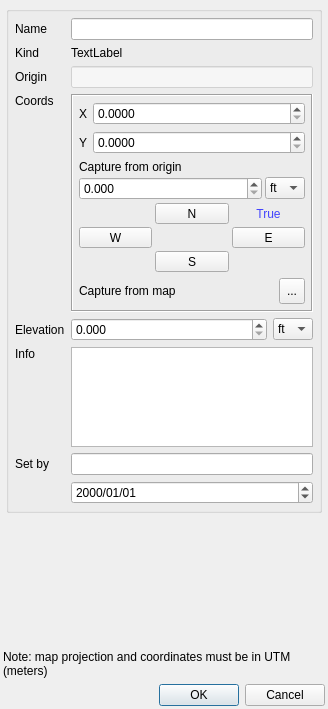
The window that fdt_pindlg.ui (ArthurLion97/fossildigtools) describes before a commit, drawn with Qt 5.
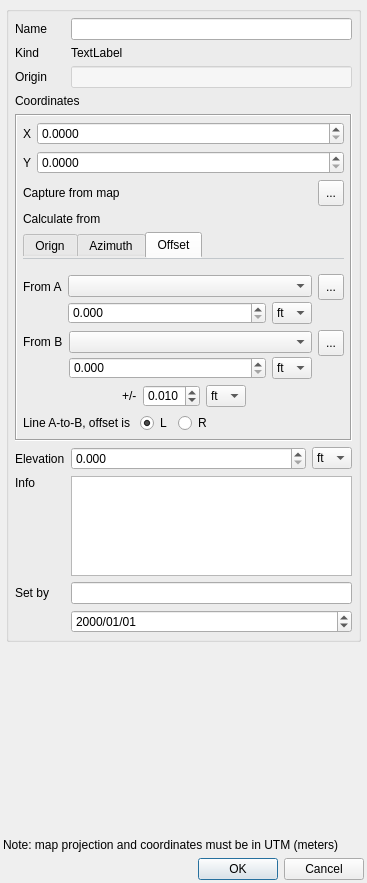
The same window after the commit. The open tabs and pages were chosen to show the change. Icons and pictures are not drawn.

Commit message: Add gui support for offset pins: azimuth and offset

```diff
--- a/fdt_pindlg.ui
+++ b/fdt_pindlg.ui
@@ -6,13 +6,13 @@
    <rect>
     <x>0</x>
     <y>0</y>
-    <width>328</width>
-    <height>709</height>
+    <width>367</width>
+    <height>883</height>
    </rect>
   </property>
   <property name="minimumSize">
    <size>
-    <width>280</width>
+    <width>320</width>
     <height>0</height>
    </size>
   </property>
@@ -36,8 +36,8 @@
        <rect>
         <x>0</x>
         <y>0</y>
-        <width>316</width>
-        <height>616</height>
+        <width>355</width>
+        <height>790</height>
        </rect>
       </property>
       <layout class="QVBoxLayout" name="verticalLayout_3">
@@ -50,138 +50,7 @@
           <property name="margin">
            <number>6</number>
           </property>
-          <item row="1" column="0">
-           <widget class="QLabel" name="label_8">
-            <property name="text">
-             <string>Kind</string>
-            </property>
-           </widget>
-          </item>
-          <item row="8" column="1">
-           <widget class="QLineEdit" name="pinSetByLineEdit"/>
-          </item>
-          <item row="1" column="1">
-           <layout class="QHBoxLayout" name="horizontalLayout_4">
-            <item>
-             <widget class="QLabel" name="pinKindLabel">
-              <property name="text">
-               <string>TextLabel</string>
-              </property>
-             </widget>
-            </item>
-           </layout>
-          </item>
-          <item row="8" column="0">
-           <widget class="QLabel" name="label_7">
-            <property name="text">
-             <string>Set by</string>
-            </property>
-           </widget>
-          </item>
-          <item row="7" column="0">
-           <widget class="QLabel" name="label_5">
-            <property name="text">
-             <string>Info</string>
-            </property>
-            <property name="alignment">
-             <set>Qt::AlignLeading|Qt::AlignLeft|Qt::AlignTop</set>
-            </property>
-           </widget>
-          </item>
-          <item row="0" column="0">
-           <widget class="QLabel" name="label_6">
-            <property name="text">
-             <string>Name</string>
-            </property>
-           </widget>
-          </item>
-          <item row="0" column="1">
-           <widget class="QLineEdit" name="pinNameLineEdit"/>
-          </item>
-          <item row="4" column="0">
-           <widget class="QLabel" name="label_3">
-            <property name="sizePolicy">
-             <sizepolicy hsizetype="Maximum" vsizetype="Preferred">
-              <horstretch>0</horstretch>
-              <verstretch>0</verstretch>
-             </sizepolicy>
-            </property>
-            <property name="text">
-             <string>Coords</string>
-            </property>
-            <property name="alignment">
-             <set>Qt::AlignLeading|Qt::AlignLeft|Qt::AlignTop</set>
-            </property>
-           </widget>
-          </item>
-          <item row="7" column="1">
-           <widget class="QPlainTextEdit" name="pinInfoTextEdit">
-            <property name="sizePolicy">
-             <sizepolicy hsizetype="Expanding" vsizetype="Expanding">
-              <horstretch>0</horstretch>
-              <verstretch>2</verstretch>
-             </sizepolicy>
-            </property>
-            <property name="maximumSize">
-             <size>
-              <width>16777215</width>
-              <height>100</height>
-             </size>
-            </property>
-            <property name="tabChangesFocus">
-             <bool>true</bool>
-            </property>
-           </widget>
-          </item>
-          <item row="9" column="1">
-           <widget class="QDateEdit" name="pinDateEdit">
-            <property name="displayFormat">
-             <string>yyyy/MM/dd</string>
-            </property>
-           </widget>
-          </item>
-          <item row="6" column="1">
-           <layout class="QHBoxLayout" name="horizontalLayout_7">
-            <item>
-             <widget class="QDoubleSpinBox" name="pinElevDblSpnBx">
-              <property name="decimals">
-               <number>3</number>
-              </property>
-              <property name="maximum">
-               <double>30000.000000000000000</double>
-              </property>
-             </widget>
-            </item>
-            <item>
-             <widget class="QComboBox" name="pinElevUnitsCmbBx">
-              <property name="sizePolicy">
-               <sizepolicy hsizetype="Maximum" vsizetype="Fixed">
-                <horstretch>0</horstretch>
-                <verstretch>0</verstretch>
-               </sizepolicy>
-              </property>
-              <item>
-               <property name="text">
-                <string>ft</string>
-               </property>
-              </item>
-              <item>
-               <property name="text">
-                <string>m</string>
-               </property>
-              </item>
-             </widget>
-            </item>
-           </layout>
-          </item>
-          <item row="6" column="0">
-           <widget class="QLabel" name="label_12">
-            <property name="text">
-             <string>Elevation</string>
-            </property>
-           </widget>
-          </item>
-          <item row="4" column="1" rowspan="2">
+          <item row="4" column="0" colspan="2">
            <widget class="QFrame" name="frame">
             <property name="frameShape">
              <enum>QFrame::Box</enum>
@@ -248,15 +117,97 @@
               </layout>
              </item>
              <item>
-              <widget class="QFrame" name="fromOriginFrame">
-               <layout class="QGridLayout" name="gridLayout_3">
+              <layout class="QHBoxLayout" name="horizontalLayout_3">
+               <item>
+                <widget class="QLabel" name="label_9">
+                 <property name="text">
+                  <string>Capture from map</string>
+                 </property>
+                </widget>
+               </item>
+               <item>
+                <widget class="QToolButton" name="capturePinBtn">
+                 <property name="minimumSize">
+                  <size>
+                   <width>26</width>
+                   <height>26</height>
+                  </size>
+                 </property>
+                 <property name="maximumSize">
+                  <size>
+                   <width>26</width>
+                   <height>26</height>
+                  </size>
+                 </property>
+                 <property name="text">
+                  <string>...</string>
+                 </property>
+                 <property name="icon">
+                  <iconset resource="resources.qrc">
+                   <normaloff>:/plugins/fossildigtools/icons/capturepin-origin.svg</normaloff>:/plugins/fossildigtools/icons/capturepin-origin.svg</iconset>
+                 </property>
+                 <property name="iconSize">
+                  <size>
+                   <width>20</width>
+                   <height>20</height>
+                  </size>
+                 </property>
+                 <property name="checkable">
+                  <bool>true</bool>
+                 </property>
+                </widget>
+               </item>
+              </layout>
+             </item>
+             <item>
+              <widget class="QFrame" name="calcFrame">
+               <property name="frameShape">
+                <enum>QFrame::NoFrame</enum>
+               </property>
+               <layout class="QVBoxLayout" name="verticalLayout_5">
                 <property name="margin">
                  <number>0</number>
                 </property>
+                <item>
+                 <widget class="QLabel" name="label_13">
+                  <property name="text">
+                   <string>Calculate from</string>
+                  </property>
+                 </widget>
+                </item>
+                <item>
+                 <widget class="QTabWidget" name="calcTabWidget">
+                  <property name="styleSheet">
+                   <string notr="true">QTabWidget::pane {
+  border-top: 1px inset #C2C7CB;
+  position: absolute;
+  top: -0.5em;
+  padding-top: 6px;}</string>
+                  </property>
+                  <property name="currentIndex">
+                   <number>0</number>
+                  </property>
+                  <widget class="QWidget" name="calcOrigin">
+                   <attribute name="title">
+                    <string>Orign</string>
+                   </attribute>
+                   <layout class="QVBoxLayout" name="verticalLayout_4">
                 <property name="spacing">
-                 <number>3</number>
-                </property>
-                <item row="1" column="0" colspan="3">
+                     <number>6</number>
+                    </property>
+                    <property name="leftMargin">
+                     <number>0</number>
+                    </property>
+                    <property name="topMargin">
+                     <number>6</number>
+                    </property>
+                    <property name="rightMargin">
+                     <number>0</number>
+                    </property>
+                    <property name="bottomMargin">
+                     <number>0</number>
+                    </property>
+                    <item>
                  <layout class="QHBoxLayout" name="horizontalLayout_6">
                   <item>
                    <widget class="QDoubleSpinBox" name="fromOriginDistDblSpnBx">
@@ -290,18 +241,14 @@
                   </item>
                  </layout>
                 </item>
-                <item row="0" column="0" colspan="3">
-                 <widget class="QLabel" name="label_10">
-                  <property name="text">
-                   <string>Capture from origin</string>
-                  </property>
-                 </widget>
-                </item>
-                <item row="2" column="0" colspan="3">
+                    <item>
                  <layout class="QGridLayout" name="gridLayout_2">
-                  <property name="spacing">
+                      <property name="horizontalSpacing">
                    <number>3</number>
                   </property>
+                      <property name="verticalSpacing">
+                       <number>6</number>
+                      </property>
                   <item row="0" column="1">
                    <widget class="QToolButton" name="toNBtn">
                     <property name="sizePolicy">
@@ -406,20 +353,251 @@
                   </item>
                  </layout>
                 </item>
-               </layout>
-              </widget>
-             </item>
+                    <item>
+                     <spacer name="verticalSpacer_3">
+                      <property name="orientation">
+                       <enum>Qt::Vertical</enum>
+                      </property>
+                      <property name="sizeHint" stdset="0">
+                       <size>
+                        <width>20</width>
+                        <height>0</height>
+                       </size>
+                      </property>
+                     </spacer>
+                    </item>
+                   </layout>
+                  </widget>
+                  <widget class="QWidget" name="calcAzimuth">
+                   <attribute name="title">
+                    <string>Azimuth</string>
+                   </attribute>
+                   <layout class="QVBoxLayout" name="verticalLayout_6">
+                    <property name="leftMargin">
+                     <number>0</number>
+                    </property>
+                    <property name="rightMargin">
+                     <number>0</number>
+                    </property>
+                    <property name="bottomMargin">
+                     <number>0</number>
+                    </property>
+                    <item>
+                     <layout class="QGridLayout" name="gridLayout_3">
+                      <item row="0" column="0">
+                       <widget class="QLabel" name="label_10">
+                        <property name="sizePolicy">
+                         <sizepolicy hsizetype="Maximum" vsizetype="Preferred">
+                          <horstretch>0</horstretch>
+                          <verstretch>0</verstretch>
+                         </sizepolicy>
+                        </property>
+                        <property name="text">
+                         <string>From</string>
+                        </property>
+                       </widget>
+                      </item>
+                      <item row="0" column="1">
+                       <widget class="QComboBox" name="azimuthFromCmbBx"/>
+                      </item>
+                      <item row="0" column="2">
+                       <widget class="QToolButton" name="azimuthCapturePinBtn">
+                        <property name="minimumSize">
+                         <size>
+                          <width>26</width>
+                          <height>26</height>
+                         </size>
+                        </property>
+                        <property name="maximumSize">
+                         <size>
+                          <width>26</width>
+                          <height>26</height>
+                         </size>
+                        </property>
+                        <property name="text">
+                         <string>...</string>
+                        </property>
+                        <property name="icon">
+                         <iconset resource="resources.qrc">
+                          <normaloff>:/plugins/fossildigtools/icons/capturepin-origin.svg</normaloff>:/plugins/fossildigtools/icons/capturepin-origin.svg</iconset>
+                        </property>
+                        <property name="iconSize">
+                         <size>
+                          <width>20</width>
+                          <height>20</height>
+                         </size>
+                        </property>
+                        <property name="checkable">
+                         <bool>true</bool>
+                        </property>
+                       </widget>
+                      </item>
+                     </layout>
+                    </item>
              <item>
-              <layout class="QHBoxLayout" name="horizontalLayout_3">
+                     <layout class="QHBoxLayout" name="horizontalLayout_8">
+                      <property name="spacing">
+                       <number>6</number>
+                      </property>
                <item>
-                <widget class="QLabel" name="label_9">
+                       <widget class="QDoubleSpinBox" name="azimuthDblSpnBx">
+                        <property name="sizePolicy">
+                         <sizepolicy hsizetype="Maximum" vsizetype="Fixed">
+                          <horstretch>0</horstretch>
+                          <verstretch>0</verstretch>
+                         </sizepolicy>
+                        </property>
+                        <property name="alignment">
+                         <set>Qt::AlignRight|Qt::AlignTrailing|Qt::AlignVCenter</set>
+                        </property>
+                        <property name="suffix">
+                         <string>˚</string>
+                        </property>
+                        <property name="decimals">
+                         <number>2</number>
+                        </property>
+                        <property name="maximum">
+                         <double>360.000000000000000</double>
+                        </property>
+                       </widget>
+                      </item>
+                      <item>
+                       <widget class="QLabel" name="label_14">
+                        <property name="sizePolicy">
+                         <sizepolicy hsizetype="Maximum" vsizetype="Preferred">
+                          <horstretch>0</horstretch>
+                          <verstretch>0</verstretch>
+                         </sizepolicy>
+                        </property>
                  <property name="text">
-                  <string>Capture from map</string>
+                         <string>@</string>
                  </property>
                 </widget>
                </item>
                <item>
-                <widget class="QToolButton" name="capturePinBtn">
+                       <widget class="QDoubleSpinBox" name="azimuthDistDblSpnBx">
+                        <property name="decimals">
+                         <number>3</number>
+                        </property>
+                        <property name="maximum">
+                         <double>999.990000000000009</double>
+                        </property>
+                       </widget>
+                      </item>
+                      <item>
+                       <widget class="QComboBox" name="azimuthUnitsCmbBx">
+                        <property name="sizePolicy">
+                         <sizepolicy hsizetype="Maximum" vsizetype="Fixed">
+                          <horstretch>0</horstretch>
+                          <verstretch>0</verstretch>
+                         </sizepolicy>
+                        </property>
+                        <item>
+                         <property name="text">
+                          <string>ft</string>
+                         </property>
+                        </item>
+                        <item>
+                         <property name="text">
+                          <string>m</string>
+                         </property>
+                        </item>
+                       </widget>
+                      </item>
+                     </layout>
+                    </item>
+                    <item>
+                     <widget class="QCheckBox" name="azimuthCorrectedChkBx">
+                      <property name="text">
+                       <string>Azimuth corrected for declination</string>
+                      </property>
+                     </widget>
+                    </item>
+                    <item>
+                     <spacer name="verticalSpacer_2">
+                      <property name="orientation">
+                       <enum>Qt::Vertical</enum>
+                      </property>
+                      <property name="sizeHint" stdset="0">
+                       <size>
+                        <width>20</width>
+                        <height>0</height>
+                       </size>
+                      </property>
+                     </spacer>
+                    </item>
+                   </layout>
+                  </widget>
+                  <widget class="QWidget" name="calcOffset">
+                   <attribute name="title">
+                    <string>Offset</string>
+                   </attribute>
+                   <layout class="QVBoxLayout" name="verticalLayout_7">
+                    <property name="spacing">
+                     <number>6</number>
+                    </property>
+                    <property name="leftMargin">
+                     <number>0</number>
+                    </property>
+                    <property name="rightMargin">
+                     <number>0</number>
+                    </property>
+                    <property name="bottomMargin">
+                     <number>0</number>
+                    </property>
+                    <item>
+                     <layout class="QGridLayout" name="gridLayout_4">
+                      <property name="verticalSpacing">
+                       <number>3</number>
+                      </property>
+                      <item row="0" column="0">
+                       <widget class="QLabel" name="label_15">
+                        <property name="sizePolicy">
+                         <sizepolicy hsizetype="Maximum" vsizetype="Preferred">
+                          <horstretch>0</horstretch>
+                          <verstretch>0</verstretch>
+                         </sizepolicy>
+                        </property>
+                        <property name="text">
+                         <string>From A</string>
+                        </property>
+                       </widget>
+                      </item>
+                      <item row="1" column="1">
+                       <widget class="QDoubleSpinBox" name="azimuthDistDblSpnBx_2">
+                        <property name="decimals">
+                         <number>3</number>
+                        </property>
+                        <property name="maximum">
+                         <double>999.990000000000009</double>
+                        </property>
+                       </widget>
+                      </item>
+                      <item row="0" column="1" colspan="2">
+                       <widget class="QComboBox" name="azimuthFromCmbBx_2"/>
+                      </item>
+                      <item row="1" column="2">
+                       <widget class="QComboBox" name="azimuthUnitsCmbBx_2">
+                        <property name="sizePolicy">
+                         <sizepolicy hsizetype="Maximum" vsizetype="Fixed">
+                          <horstretch>0</horstretch>
+                          <verstretch>0</verstretch>
+                         </sizepolicy>
+                        </property>
+                        <item>
+                         <property name="text">
+                          <string>ft</string>
+                         </property>
+                        </item>
+                        <item>
+                         <property name="text">
+                          <string>m</string>
+                         </property>
+                        </item>
+                       </widget>
+                      </item>
+                      <item row="0" column="3">
+                       <widget class="QToolButton" name="azimuthCapturePinBtn_2">
                  <property name="minimumSize">
                   <size>
                    <width>26</width>
@@ -452,11 +630,348 @@
                </item>
               </layout>
              </item>
-            </layout>
+                    <item>
+                     <layout class="QGridLayout" name="gridLayout_5">
+                      <property name="verticalSpacing">
+                       <number>3</number>
+                      </property>
+                      <item row="1" column="2">
+                       <widget class="QComboBox" name="azimuthUnitsCmbBx_3">
+                        <property name="sizePolicy">
+                         <sizepolicy hsizetype="Maximum" vsizetype="Fixed">
+                          <horstretch>0</horstretch>
+                          <verstretch>0</verstretch>
+                         </sizepolicy>
+                        </property>
+                        <item>
+                         <property name="text">
+                          <string>ft</string>
+                         </property>
+                        </item>
+                        <item>
+                         <property name="text">
+                          <string>m</string>
+                         </property>
+                        </item>
+                       </widget>
+                      </item>
+                      <item row="1" column="1">
+                       <widget class="QDoubleSpinBox" name="azimuthDistDblSpnBx_3">
+                        <property name="decimals">
+                         <number>3</number>
+                        </property>
+                        <property name="maximum">
+                         <double>999.990000000000009</double>
+                        </property>
+                       </widget>
+                      </item>
+                      <item row="0" column="0">
+                       <widget class="QLabel" name="label_16">
+                        <property name="sizePolicy">
+                         <sizepolicy hsizetype="Maximum" vsizetype="Preferred">
+                          <horstretch>0</horstretch>
+                          <verstretch>0</verstretch>
+                         </sizepolicy>
+                        </property>
+                        <property name="text">
+                         <string>From B</string>
+                        </property>
+                       </widget>
+                      </item>
+                      <item row="0" column="3">
+                       <widget class="QToolButton" name="azimuthCapturePinBtn_3">
+                        <property name="minimumSize">
+                         <size>
+                          <width>26</width>
+                          <height>26</height>
+                         </size>
+                        </property>
+                        <property name="maximumSize">
+                         <size>
+                          <width>26</width>
+                          <height>26</height>
+                         </size>
+                        </property>
+                        <property name="text">
+                         <string>...</string>
+                        </property>
+                        <property name="icon">
+                         <iconset resource="resources.qrc">
+                          <normaloff>:/plugins/fossildigtools/icons/capturepin-origin.svg</normaloff>:/plugins/fossildigtools/icons/capturepin-origin.svg</iconset>
+                        </property>
+                        <property name="iconSize">
+                         <size>
+                          <width>20</width>
+                          <height>20</height>
+                         </size>
+                        </property>
+                        <property name="checkable">
+                         <bool>true</bool>
+                        </property>
+                       </widget>
+                      </item>
+                      <item row="0" column="1" colspan="2">
+                       <widget class="QComboBox" name="azimuthFromCmbBx_3"/>
+                      </item>
+                     </layout>
+                    </item>
+                    <item>
+                     <layout class="QHBoxLayout" name="horizontalLayout_5">
+                      <item>
+                       <spacer name="horizontalSpacer_2">
+                        <property name="orientation">
+                         <enum>Qt::Horizontal</enum>
+                        </property>
+                        <property name="sizeHint" stdset="0">
+                         <size>
+                          <width>0</width>
+                          <height>20</height>
+                         </size>
+                        </property>
+                       </spacer>
+                      </item>
+                      <item>
+                       <widget class="QLabel" name="label_18">
+                        <property name="sizePolicy">
+                         <sizepolicy hsizetype="Maximum" vsizetype="Preferred">
+                          <horstretch>0</horstretch>
+                          <verstretch>0</verstretch>
+                         </sizepolicy>
+                        </property>
+                        <property name="text">
+                         <string>+/-</string>
+                        </property>
+                       </widget>
+                      </item>
+                      <item>
+                       <widget class="QDoubleSpinBox" name="doubleSpinBox">
+                        <property name="decimals">
+                         <number>3</number>
+                        </property>
+                        <property name="maximum">
+                         <double>5.000000000000000</double>
+                        </property>
+                        <property name="singleStep">
+                         <double>0.010000000000000</double>
+                        </property>
+                        <property name="value">
+                         <double>0.010000000000000</double>
+                        </property>
+                       </widget>
+                      </item>
+                      <item>
+                       <widget class="QComboBox" name="comboBox">
+                        <property name="sizePolicy">
+                         <sizepolicy hsizetype="Maximum" vsizetype="Fixed">
+                          <horstretch>0</horstretch>
+                          <verstretch>0</verstretch>
+                         </sizepolicy>
+                        </property>
+                        <item>
+                         <property name="text">
+                          <string>ft</string>
+                         </property>
+                        </item>
+                        <item>
+                         <property name="text">
+                          <string>m</string>
+                         </property>
+                        </item>
+                       </widget>
+                      </item>
+                      <item>
+                       <spacer name="horizontalSpacer">
+                        <property name="orientation">
+                         <enum>Qt::Horizontal</enum>
+                        </property>
+                        <property name="sizeHint" stdset="0">
+                         <size>
+                          <width>0</width>
+                          <height>20</height>
+                         </size>
+                        </property>
+                       </spacer>
+                      </item>
+                     </layout>
+                    </item>
+                    <item>
+                     <layout class="QHBoxLayout" name="horizontalLayout_9">
+                      <item>
+                       <widget class="QLabel" name="label_17">
+                        <property name="sizePolicy">
+                         <sizepolicy hsizetype="Maximum" vsizetype="Preferred">
+                          <horstretch>0</horstretch>
+                          <verstretch>0</verstretch>
+                         </sizepolicy>
+                        </property>
+                        <property name="text">
+                         <string>Line A-to-B, offset is </string>
+                        </property>
+                       </widget>
+                      </item>
+                      <item>
+                       <widget class="QRadioButton" name="radioButton">
+                        <property name="sizePolicy">
+                         <sizepolicy hsizetype="Maximum" vsizetype="Fixed">
+                          <horstretch>0</horstretch>
+                          <verstretch>0</verstretch>
+                         </sizepolicy>
+                        </property>
+                        <property name="text">
+                         <string>L</string>
+                        </property>
+                        <property name="checked">
+                         <bool>true</bool>
+                        </property>
+                       </widget>
+                      </item>
+                      <item>
+                       <widget class="QRadioButton" name="radioButton_2">
+                        <property name="text">
+                         <string>R</string>
+                        </property>
+                       </widget>
+                      </item>
+                     </layout>
+                    </item>
+                   </layout>
+                  </widget>
+                 </widget>
+                </item>
+               </layout>
+              </widget>
+             </item>
+            </layout>
             <zorder></zorder>
             <zorder></zorder>
             <zorder>fromOriginFrame</zorder>
             <zorder></zorder>
+            <zorder>calcFrame</zorder>
+           </widget>
+          </item>
+          <item row="6" column="1">
+           <widget class="QPlainTextEdit" name="pinInfoTextEdit">
+            <property name="sizePolicy">
+             <sizepolicy hsizetype="Expanding" vsizetype="Expanding">
+              <horstretch>0</horstretch>
+              <verstretch>2</verstretch>
+             </sizepolicy>
+            </property>
+            <property name="maximumSize">
+             <size>
+              <width>16777215</width>
+              <height>100</height>
+             </size>
+            </property>
+            <property name="tabChangesFocus">
+             <bool>true</bool>
+            </property>
+           </widget>
+          </item>
+          <item row="0" column="0">
+           <widget class="QLabel" name="label_6">
+            <property name="text">
+             <string>Name</string>
+            </property>
+           </widget>
+          </item>
+          <item row="8" column="1">
+           <widget class="QDateEdit" name="pinDateEdit">
+            <property name="displayFormat">
+             <string>yyyy/MM/dd</string>
+            </property>
+           </widget>
+          </item>
+          <item row="1" column="0">
+           <widget class="QLabel" name="label_8">
+            <property name="text">
+             <string>Kind</string>
+            </property>
+           </widget>
+          </item>
+          <item row="1" column="1">
+           <layout class="QHBoxLayout" name="horizontalLayout_4">
+            <item>
+             <widget class="QLabel" name="pinKindLabel">
+              <property name="text">
+               <string>TextLabel</string>
+              </property>
+             </widget>
+            </item>
+           </layout>
+          </item>
+          <item row="7" column="0">
+           <widget class="QLabel" name="label_7">
+            <property name="text">
+             <string>Set by</string>
+            </property>
+           </widget>
+          </item>
+          <item row="7" column="1">
+           <widget class="QLineEdit" name="pinSetByLineEdit"/>
+          </item>
+          <item row="0" column="1">
+           <widget class="QLineEdit" name="pinNameLineEdit"/>
+          </item>
+          <item row="5" column="1">
+           <layout class="QHBoxLayout" name="horizontalLayout_7">
+            <item>
+             <widget class="QDoubleSpinBox" name="pinElevDblSpnBx">
+              <property name="decimals">
+               <number>3</number>
+              </property>
+              <property name="maximum">
+               <double>30000.000000000000000</double>
+              </property>
+             </widget>
+            </item>
+            <item>
+             <widget class="QComboBox" name="pinElevUnitsCmbBx">
+              <property name="sizePolicy">
+               <sizepolicy hsizetype="Maximum" vsizetype="Fixed">
+                <horstretch>0</horstretch>
+                <verstretch>0</verstretch>
+               </sizepolicy>
+              </property>
+              <item>
+               <property name="text">
+                <string>ft</string>
+               </property>
+              </item>
+              <item>
+               <property name="text">
+                <string>m</string>
+               </property>
+              </item>
+             </widget>
+            </item>
+           </layout>
+          </item>
+          <item row="5" column="0">
+           <widget class="QLabel" name="label_12">
+            <property name="text">
+             <string>Elevation</string>
+            </property>
+           </widget>
+          </item>
+          <item row="3" column="0" colspan="2">
+           <widget class="QLabel" name="label_3">
+            <property name="text">
+             <string>Coordinates</string>
+            </property>
+            <property name="alignment">
+             <set>Qt::AlignLeading|Qt::AlignLeft|Qt::AlignTop</set>
+            </property>
+           </widget>
+          </item>
+          <item row="6" column="0">
+           <widget class="QLabel" name="label_5">
+            <property name="text">
+             <string>Info</string>
+            </property>
+            <property name="alignment">
+             <set>Qt::AlignLeading|Qt::AlignLeft|Qt::AlignTop</set>
+            </property>
            </widget>
           </item>
           <item row="2" column="0">
```
Left out of the diff: 1 changed line with no effect on the pictures. Lines whose indentation alone changed are shown as unchanged. The commit also changes 3 other files.
